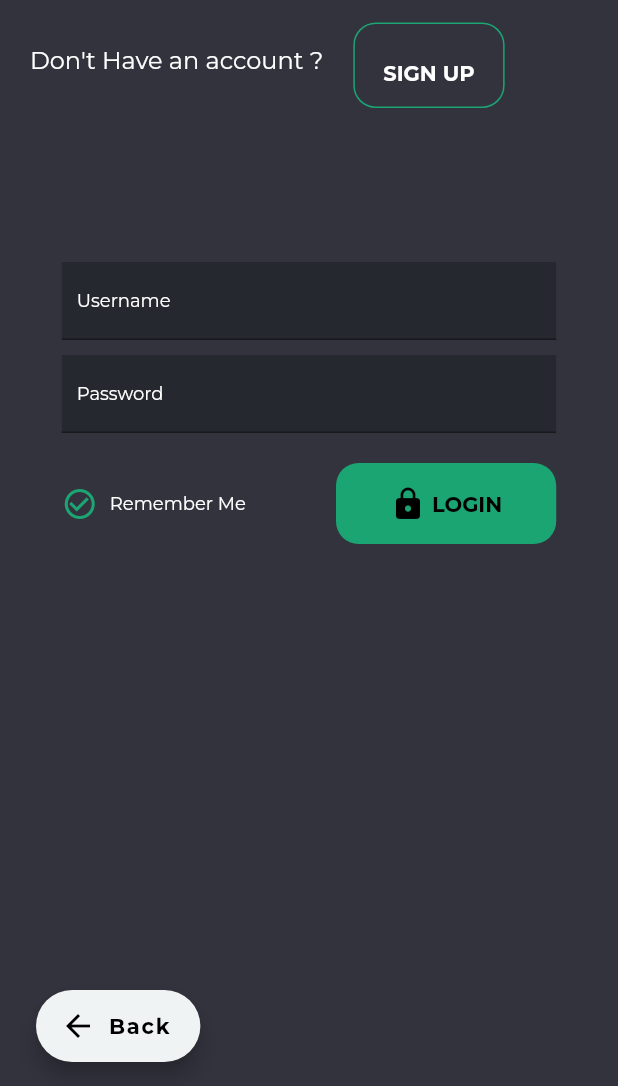
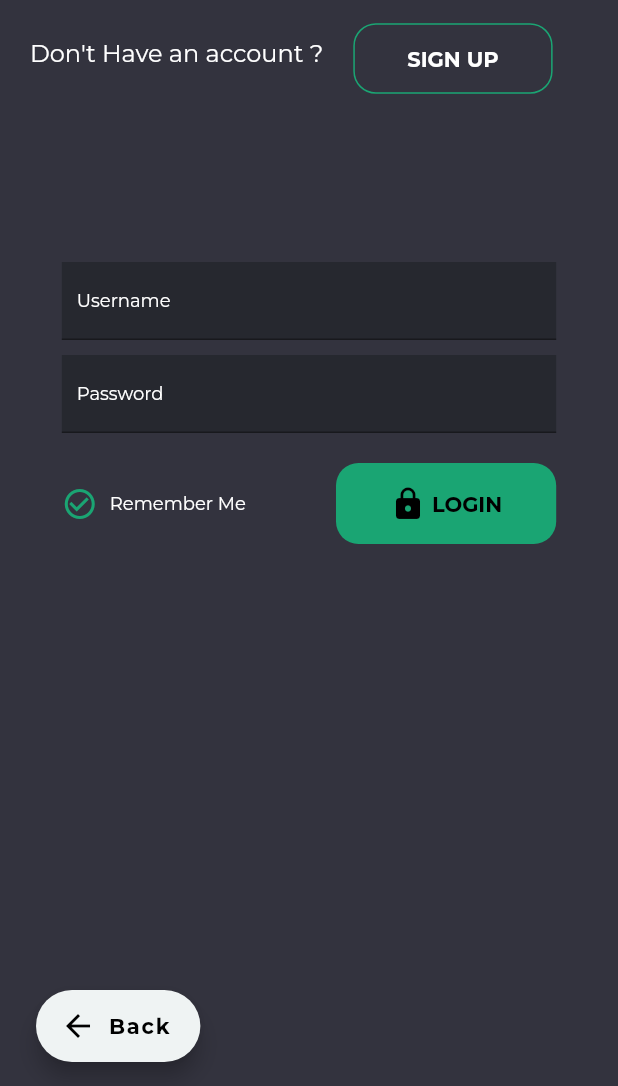
Before and after one commit to KirubaKaran2001/rally_app, a Flutter app: the screen it shows after launch, on a phone screen of 412 x 824 dp, the part 150-1236 px from its top. Run offline on Flutter 3.47's test engine with Material 2 defaults, Android fonts, the phone set to English and light mode, and no system bars; our stand-ins replace google_fonts; network calls fail.

Commit message:
padding in signup button corrected

```diff
--- a/lib/components/signup_element.dart
+++ b/lib/components/signup_element.dart
@@ -21,7 +21,6 @@ class SignUpElement extends StatelessWidget {
           padding: const EdgeInsets.fromLTRB(10, 15, 15, 10),
           child: ElevatedButton(
             style: ElevatedButton.styleFrom(
-              padding: const EdgeInsets.only(top: 10),
               primary: const Color(0xff33333e),
               elevation: 0,
               shape: RoundedRectangleBorder(
--- a/pubspec.yaml
+++ b/pubspec.yaml
@@ -35,6 +35,7 @@ dependencies:
   # Use with the CupertinoIcons class for iOS style icons.
   cupertino_icons: ^1.0.2
   google_fonts: ^3.0.1
+  charts_flutter: ^0.12.0
 
 dev_dependencies:
   flutter_test:
```
Also changed, not shown: lib/screens/chart.dart (added), pubspec.lock.
